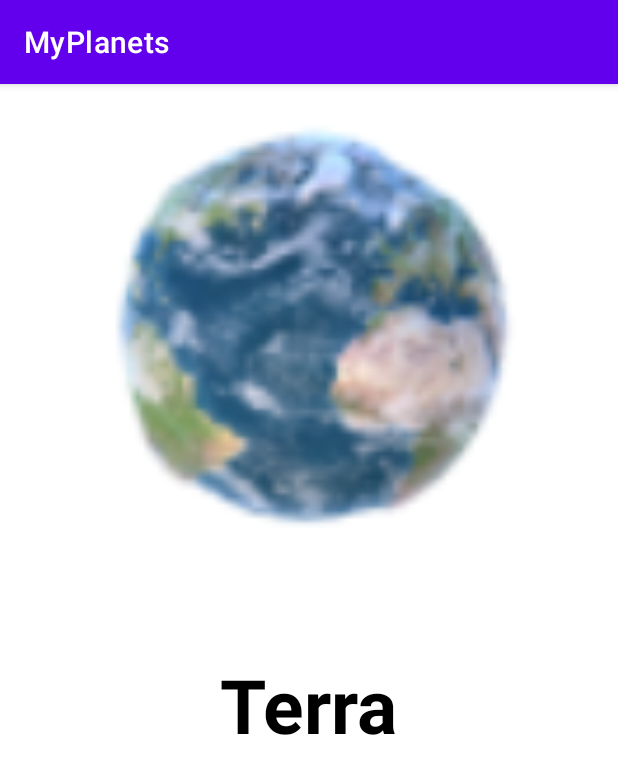
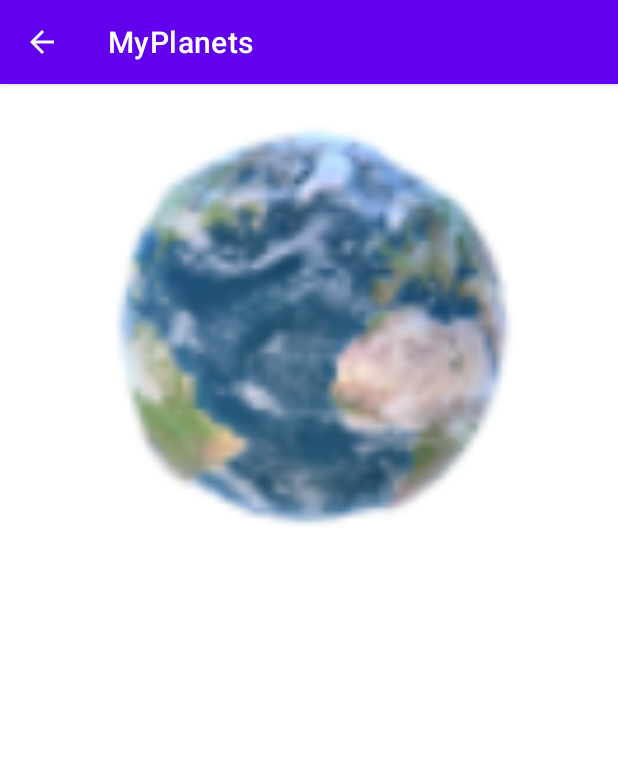
Before and after one commit to LLnOff/MyPlanets, an Android app: the MostraPlanetaActivity screen opened directly, with no data from a screen before it, on a phone screen of 412 x 824 dp. Shown: the top 774 px of the screen. Run offline under Robolectric (Android 15) with nearby library versions, the phone set to English and light mode, and no system bars; 2 statements that could not run were skipped.

Commit message:
Adicionado layout Mostra Planetas - arrumando

```diff
--- a/app/src/main/res/layout/mostra_planeta_layout.xml
+++ b/app/src/main/res/layout/mostra_planeta_layout.xml
@@ -21,7 +21,7 @@
         android:layout_height="wrap_content"
         android:layout_gravity="center_horizontal"
         android:layout_margin="40dp"
-        android:text="Terra"
+        android:text=""
         android:textColor="@color/black"
         android:textSize="50sp"
         android:textStyle="bold" />
```
Also changed, not shown: app/src/main/java/br/com/etecia/myplanets/MostraPlanetaActivity.java (+21 -0 lines).
